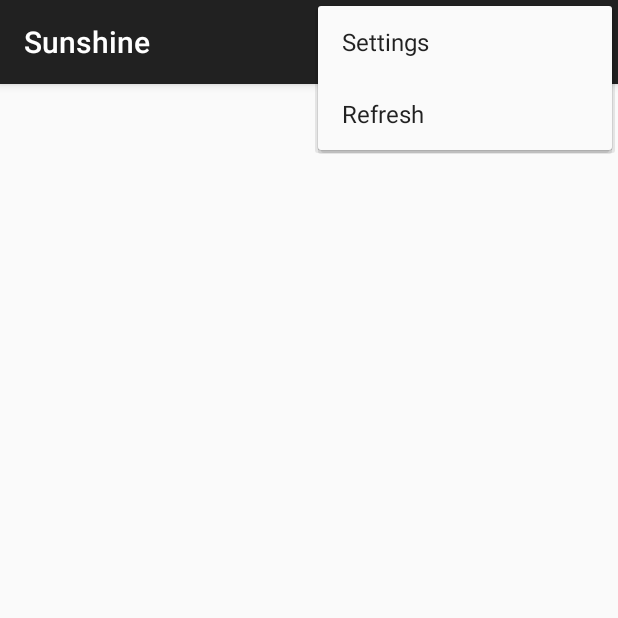
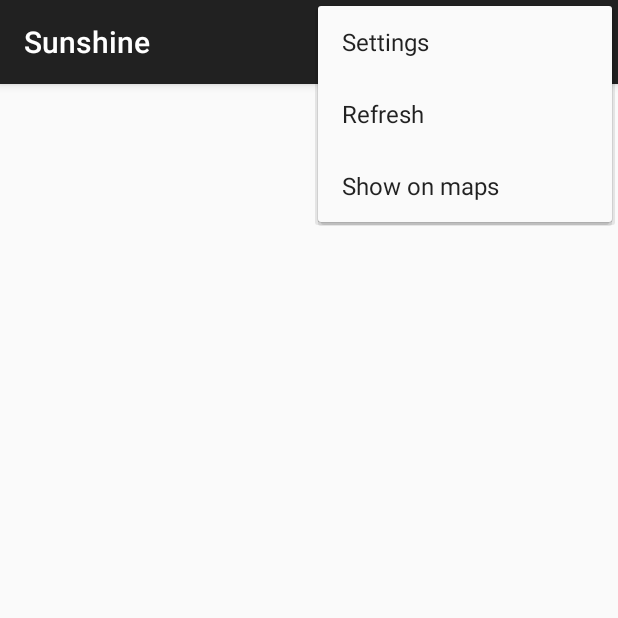
Before and after one commit to shahharshil46/shahharshil46_Git, an Android app: the screen it shows after launch (MainActivity), with the options menu open, on a phone screen of 412 x 824 dp, the top half of it. Run offline under Robolectric (Android 15) with nearby library versions, the phone set to English and light mode, and no system bars.

Commit message:
showing user location in maps

```diff
--- a/SunShineApp/app/src/main/java/shahharshil46/sunshine/ForecastFragment.java
+++ b/SunShineApp/app/src/main/java/shahharshil46/sunshine/ForecastFragment.java
@@ -108,7 +108,6 @@ public class ForecastFragment extends Fragment {
             updateWeather();
             return true;
         }
-
         return super.onOptionsItemSelected(item);
     }
 
--- a/SunShineApp/app/src/main/res/menu/forecast_fragment.xml
+++ b/SunShineApp/app/src/main/res/menu/forecast_fragment.xml
@@ -8,4 +8,8 @@
           android:title="@string/action_refresh"
           android:orderInCategory="100"
           app:showAsAction="never"/>
+    <item android:id="@+id/action_show_location_on_maps"
+          android:title="@string/action_show_location_on_maps"
+          android:orderInCategory="100"
+          app:showAsAction="never"/>
 </menu>
--- a/SunShineApp/app/src/main/res/values/strings.xml
+++ b/SunShineApp/app/src/main/res/values/strings.xml
@@ -3,6 +3,7 @@
     <string name="hello_world" translatable="false">Hello world!</string>
     <string name="action_settings" translatable="false">Settings</string>
     <string name="action_refresh" translatable="false">Refresh</string>
+    <string name="action_show_location_on_maps" translatable="false">Show on maps</string>
     <string name="title_activity_detail" translatable="false">Detailed Weather Information</string>
     <string name="title_activity_settings" translatable="false">Settings</string>
     <string name="pref_location_label" translatable="false">Location</string>
```
Also changed, not shown: SunShineApp/app/src/main/java/shahharshil46/sunshine/MainActivity.java (+28 -0 lines).
